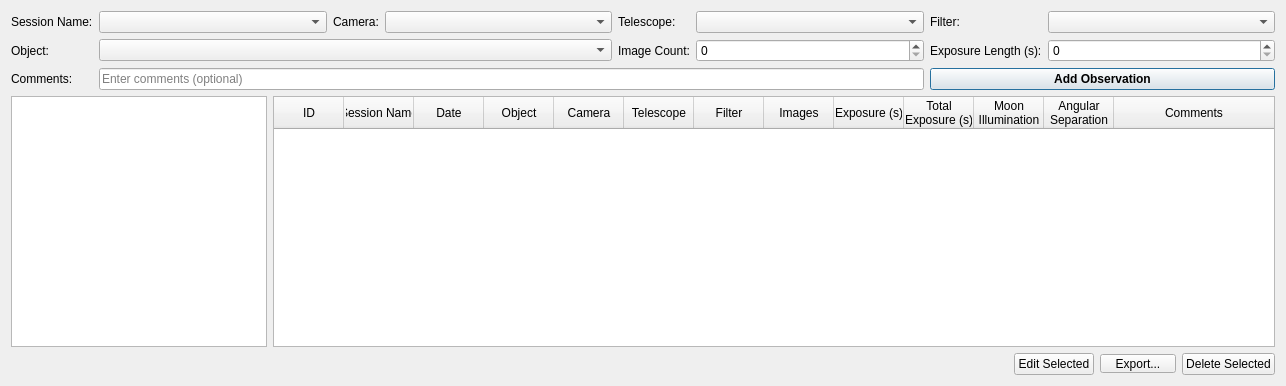
The window that uifiles/observations_tab.ui (prookyon/MonoObsLog2) describes before a commit, drawn with Qt 5.
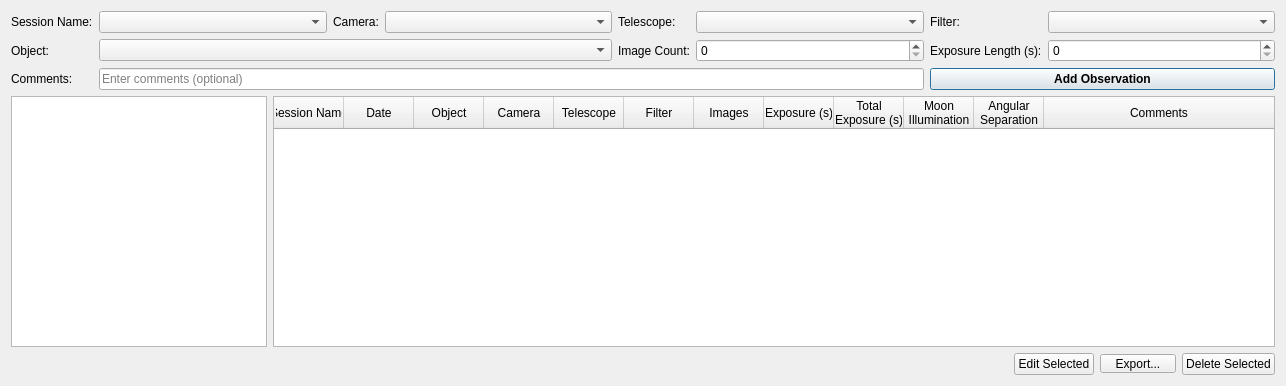
The same window after the commit.

Commit message: removed table ID columns

The edit to the form file:
```diff
--- a/uifiles/observations_tab.ui
+++ b/uifiles/observations_tab.ui
@@ -160,11 +160,6 @@
        <attribute name="verticalHeaderVisible">
         <bool>false</bool>
        </attribute>
-       <column>
-        <property name="text">
-         <string>ID</string>
-        </property>
-       </column>
        <column>
         <property name="text">
          <string>Session Name</string>
```
The commit also changes 6 other files.
